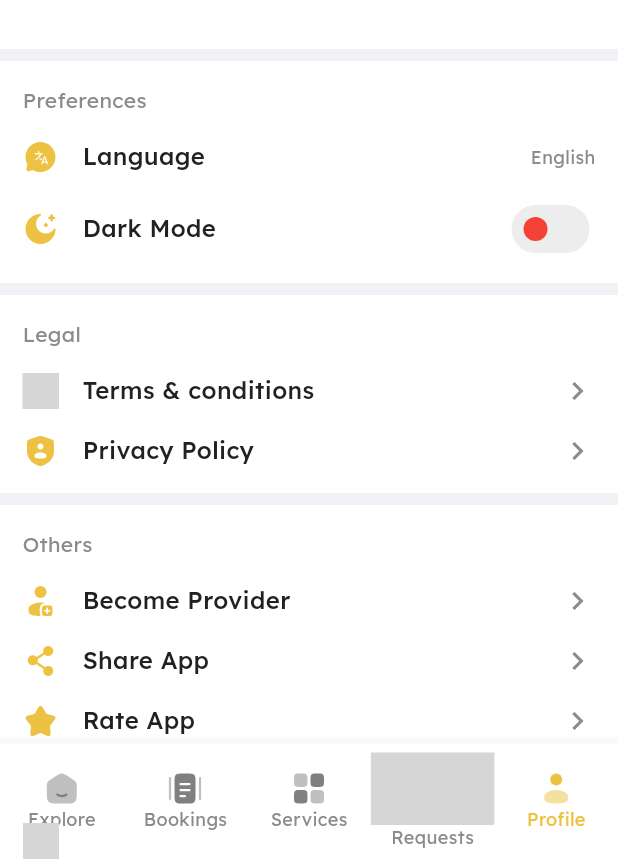
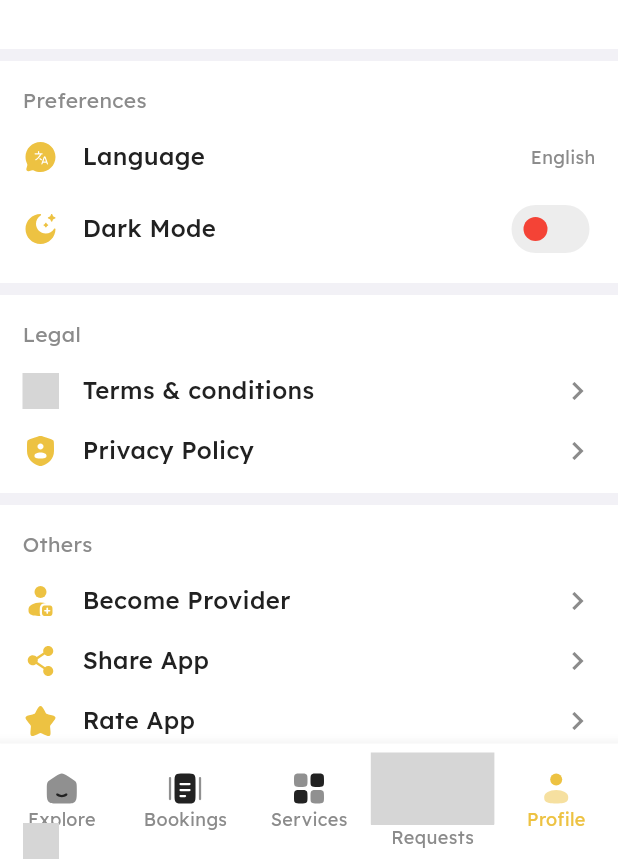
Before and after one commit to mohamed-sd/eDemandCustomerV4, a Flutter app: the CustomNavigationBar screen opened by its route, item 5 of the bottom bar chosen, on a phone screen of 412 x 824 dp, the part 377-1236 px from its top. Run offline on Flutter 3.47's test engine with Material 3 defaults, Android fonts, the phone set to English and light mode, and no system bars; our stand-ins replace awesome_notifications, cached_network_image, carousel_slider, device_info_plus, dio, file_picker and 30 more; missing offline and left inert: any_link_preview, custom_info_window, external_path, flutter_shader_snap, flutter_stripe, quick_actions and 2 more; accounts and stored records are empty; network calls fail; project files that could hold a hidden picture were left out; grey boxes are pictures that could not be loaded.

Commit message:
bottom navigation icon color and login logo

```diff
--- a/lib/ui/screens/bottomNavigationBarScreen.dart
+++ b/lib/ui/screens/bottomNavigationBarScreen.dart
@@ -220,6 +220,7 @@ class CustomNavigationBarState extends State<CustomNavigationBar>
                               index: 0,
                               currentIndex:
                                   selectedIndexOfBottomNavigationBar.value,
+                                themeState: themeState
                             ),
                             _getBottomNavigationBarItem(
                               activeImage: AppAssets.activeBooking,
@@ -228,6 +229,7 @@ class CustomNavigationBarState extends State<CustomNavigationBar>
                               index: 1,
                               currentIndex:
                                   selectedIndexOfBottomNavigationBar.value,
+                                themeState: themeState
                             ),
                             _getBottomNavigationBarItem(
                               activeImage: AppAssets.activeCategory,
@@ -236,6 +238,7 @@ class CustomNavigationBarState extends State<CustomNavigationBar>
                               index: 2,
                               currentIndex:
                                   selectedIndexOfBottomNavigationBar.value,
+                                themeState: themeState
                             ),
                             _getBottomNavigationBarItem(
                               activeImage: AppAssets.activeMyReq,
@@ -244,6 +247,7 @@ class CustomNavigationBarState extends State<CustomNavigationBar>
                               index: 3,
                               currentIndex:
                                   selectedIndexOfBottomNavigationBar.value,
+                                themeState: themeState
                             ),
                             _getBottomNavigationBarItem(
                               activeImage: AppAssets.activeProfile,
@@ -252,6 +256,7 @@ class CustomNavigationBarState extends State<CustomNavigationBar>
                               index: 4,
                               currentIndex:
                                   selectedIndexOfBottomNavigationBar.value,
+                              themeState: themeState
                             ),
                           ],
                         ),
@@ -271,6 +276,7 @@ class CustomNavigationBarState extends State<CustomNavigationBar>
     required final String title,
     required final int index,
     required final int currentIndex,
+    required dynamic themeState,
   }) =>
       BottomNavigationBarItem(
         icon: currentIndex == index
@@ -280,6 +286,7 @@ class CustomNavigationBarState extends State<CustomNavigationBar>
               )
             : CustomSvgPicture(
                 svgImage: deActiveImage,
+                color: themeState.appTheme == AppTheme.dark ? Colors.grey : Colors.black87,
               ),
         label: title,
       );
```
Also changed, not shown: assets/images/appleicon.svg, assets/images/branding/login_logo_light.svg.
